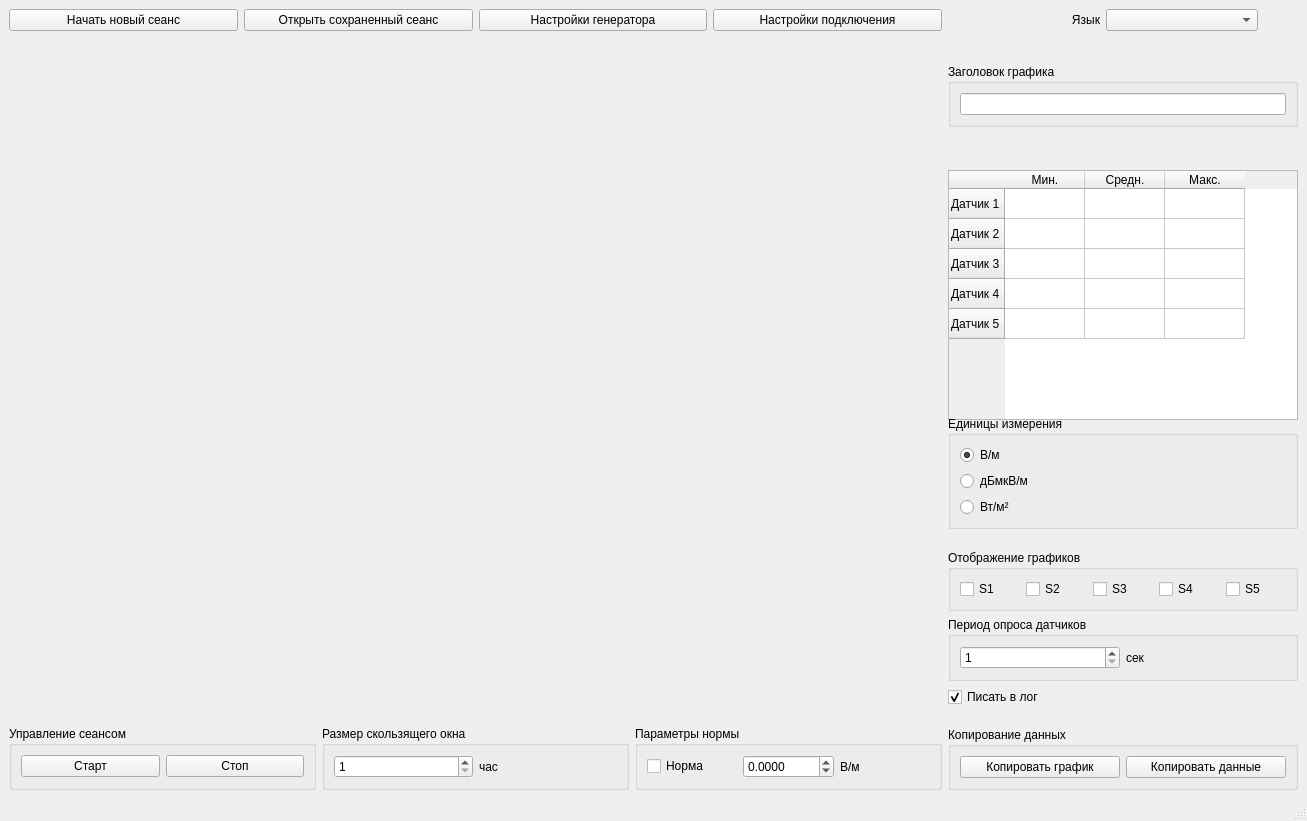
First picture: the form in smef/mainwindow.ui, repository CrinitusFeles/SMEF, before the edit.
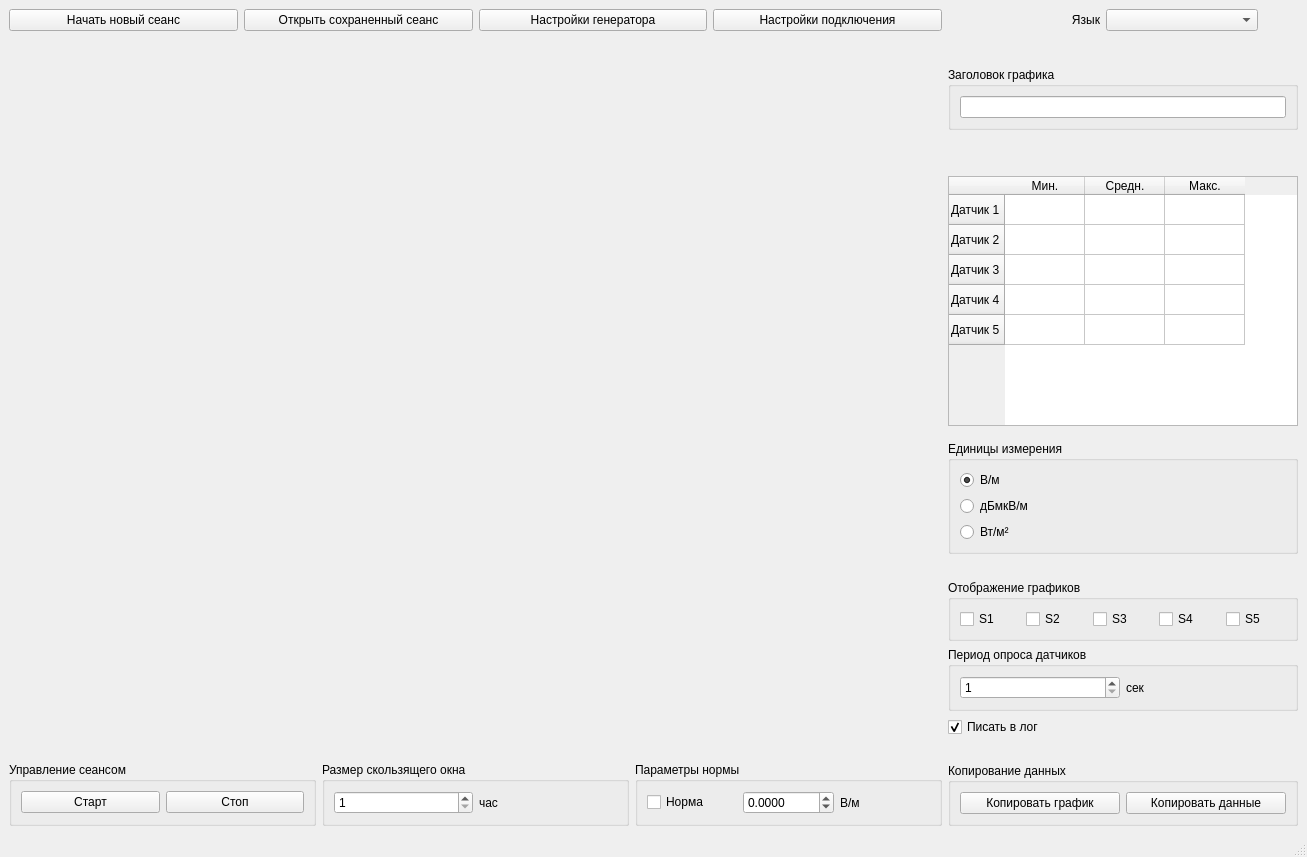
Second picture: the form after the edit. Custom widgets are drawn as their Qt base class.

```diff
--- a/smef/mainwindow.ui
+++ b/smef/mainwindow.ui
@@ -7,7 +7,7 @@
     <x>0</x>
     <y>0</y>
     <width>1307</width>
-    <height>821</height>
+    <height>857</height>
    </rect>
   </property>
   <property name="windowTitle">
@@ -345,6 +345,19 @@
           </column>
          </widget>
         </item>
+        <item>
+         <spacer name="verticalSpacer_5">
+          <property name="orientation">
+           <enum>Qt::Vertical</enum>
+          </property>
+          <property name="sizeHint" stdset="0">
+           <size>
+            <width>20</width>
+            <height>40</height>
+           </size>
+          </property>
+         </spacer>
+        </item>
         <item>
          <widget class="QGroupBox" name="groupBox_2">
           <property name="maximumSize">
```
